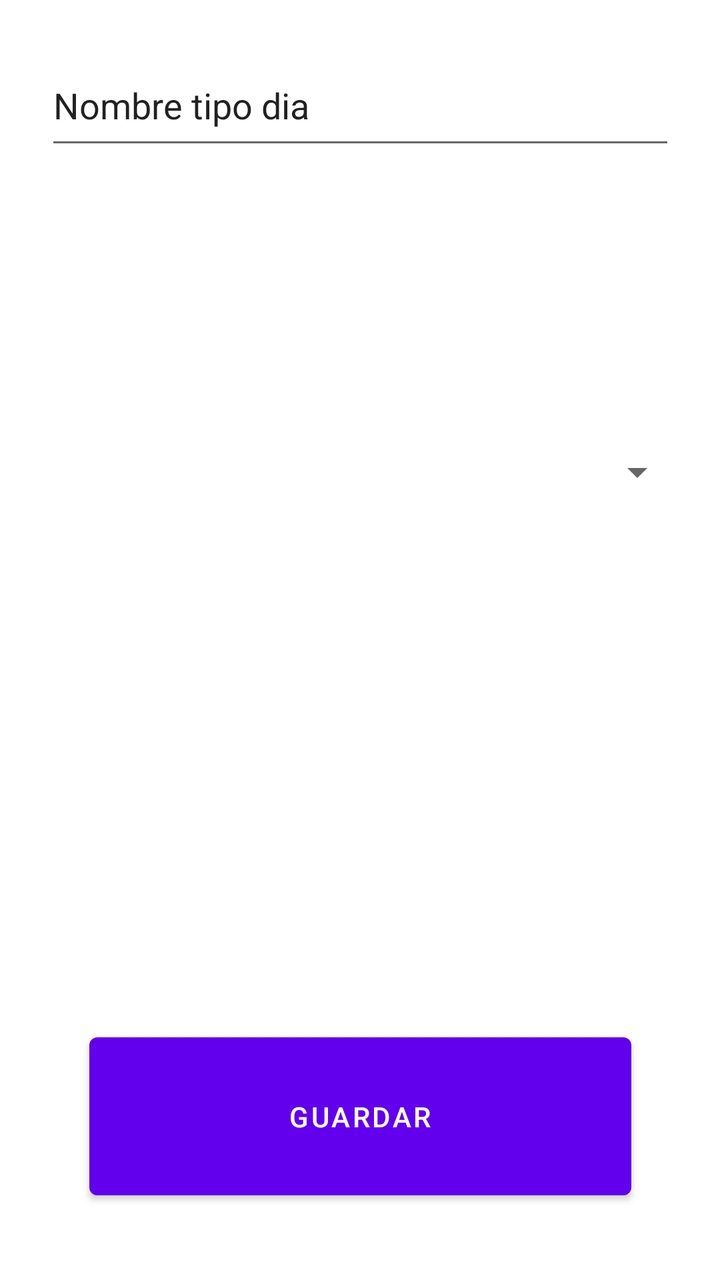
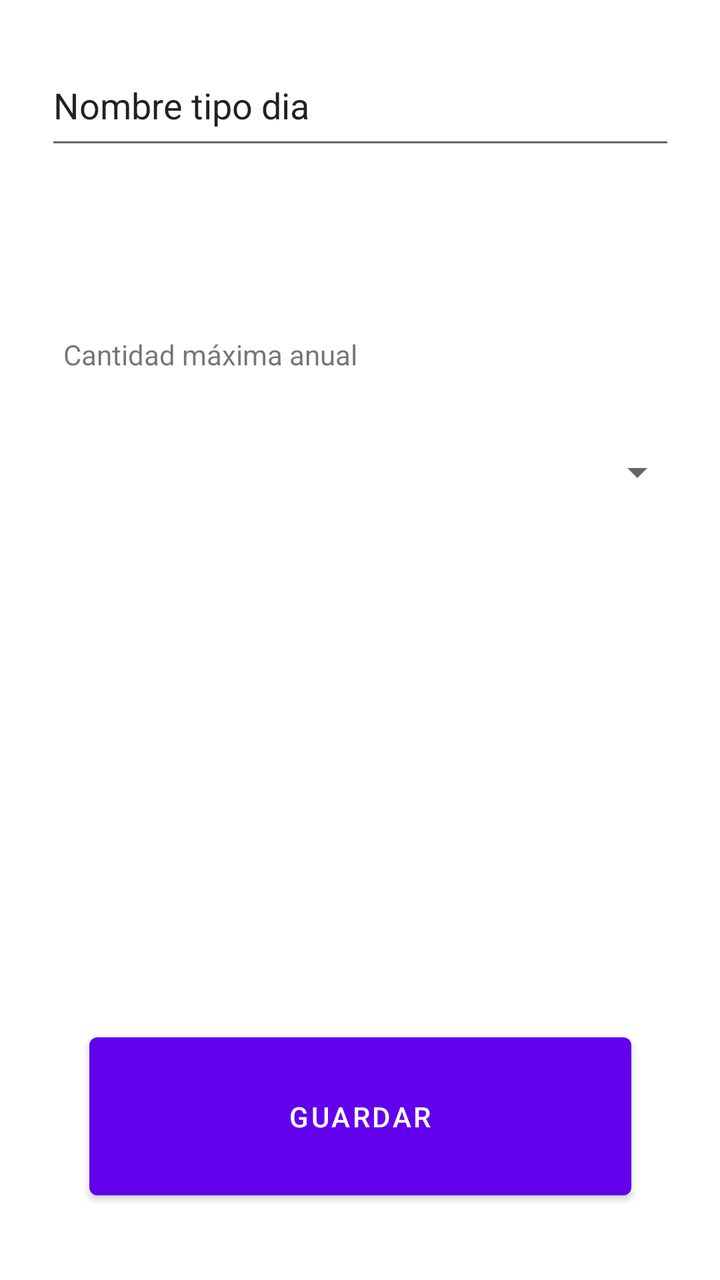

Two renders of the same Android screen: before a commit and after it. Below are the layout's source before the change and the commit's diff.
<!-- AndroidManifest.xml: application theme Theme.NiUnDiaGratis -->
<!-- res/layout/fragment_mod_tipo_dia_selec.xml -->
<?xml version="1.0" encoding="utf-8"?>
<androidx.constraintlayout.widget.ConstraintLayout xmlns:android="http://schemas.android.com/apk/res/android"
    xmlns:app="http://schemas.android.com/apk/res-auto"
    xmlns:tools="http://schemas.android.com/tools"
    android:layout_width="match_parent"
    android:layout_height="match_parent"
    tools:context=".ModTipoDiaSelecFragment">

    
    <EditText
        android:id="@+id/editTextNombre17"
        android:layout_width="315dp"
        android:layout_height="57dp"
        android:layout_marginBottom="136dp"
        android:text="Nombre tipo dia"
        app:layout_constraintBottom_toTopOf="@+id/spinnerMax17"
        app:layout_constraintEnd_toEndOf="parent"
        app:layout_constraintStart_toStartOf="parent"
        app:layout_constraintTop_toTopOf="parent"
        app:layout_constraintVertical_bias="1.0" />

    <Spinner
        android:id="@+id/spinnerMax17"
        android:layout_width="325dp"
        android:layout_height="41dp"
        android:layout_marginBottom="256dp"
        app:layout_constraintBottom_toTopOf="@+id/btnGuardar17"
        app:layout_constraintEnd_toEndOf="parent"
        app:layout_constraintStart_toStartOf="parent" />

    <Button
        android:id="@+id/btnGuardar17"
        android:layout_width="271dp"
        android:layout_height="91dp"
        android:text="Guardar"
        app:layout_constraintBottom_toBottomOf="parent"
        app:layout_constraintEnd_toEndOf="parent"
        app:layout_constraintStart_toStartOf="parent"
        app:layout_constraintTop_toTopOf="parent"
        app:layout_constraintVertical_bias="0.934" />

</androidx.constraintlayout.widget.ConstraintLayout>
<!-- resources referenced by this layout -->
<resources>
  <style name="Theme.NiUnDiaGratis" parent="Theme.MaterialComponents.DayNight.DarkActionBar">
          
          <item name="colorPrimary">@color/purple_500</item>
          <item name="colorPrimaryVariant">@color/purple_700</item>
          <item name="colorOnPrimary">@color/white</item>
          
          <item name="colorSecondary">@color/teal_200</item>
          <item name="colorSecondaryVariant">@color/teal_700</item>
          <item name="colorOnSecondary">@color/black</item>
          
          <item name="android:statusBarColor">?attr/colorPrimaryVariant</item>
          
      </style>
  <color name="purple_500">#FF6200EE</color>
  <color name="purple_700">#FF3700B3</color>
  <color name="white">#FFFFFFFF</color>
  <color name="teal_200">#FF03DAC5</color>
  <color name="teal_700">#FF018786</color>
  <color name="black">#FF000000</color>
</resources>

<!-- the commit's change to res/layout/fragment_mod_tipo_dia_selec.xml (unified diff, before → after) -->
@@ -38,5 +38,16 @@
         app:layout_constraintStart_toStartOf="parent"
         app:layout_constraintTop_toTopOf="parent"
         app:layout_constraintVertical_bias="0.934" />
+    <TextView
+        android:id="@+id/textView3"
+        android:layout_width="214dp"
+        android:layout_height="35dp"
+        android:text="@string/max_dias"
+        app:layout_constraintBottom_toTopOf="@+id/spinnerMax17"
+        app:layout_constraintEnd_toEndOf="parent"
+        app:layout_constraintHorizontal_bias="0.218"
+        app:layout_constraintStart_toStartOf="parent"
+        app:layout_constraintTop_toBottomOf="@+id/editTextNombre17"
+        app:layout_constraintVertical_bias="0.871" />
 
 </androidx.constraintlayout.widget.ConstraintLayout>
<!-- resource entries referenced after the edit -->
@@ -1,5 +1,6 @@
 <!-- resources referenced by this layout -->
 <resources>
+  <string name="max_dias">Cantidad máxima anual</string>
   <style name="Theme.NiUnDiaGratis" parent="Theme.MaterialComponents.DayNight.DarkActionBar">
           
           <item name="colorPrimary">@color/purple_500</item>
